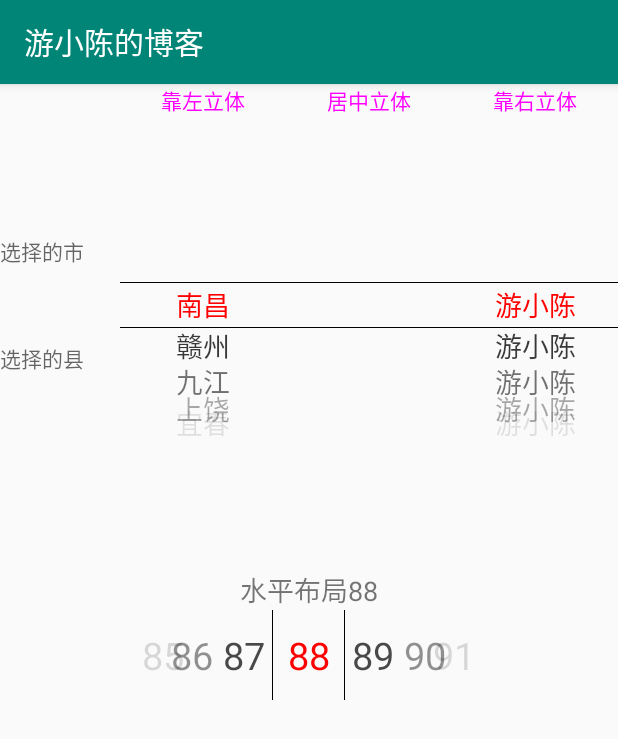
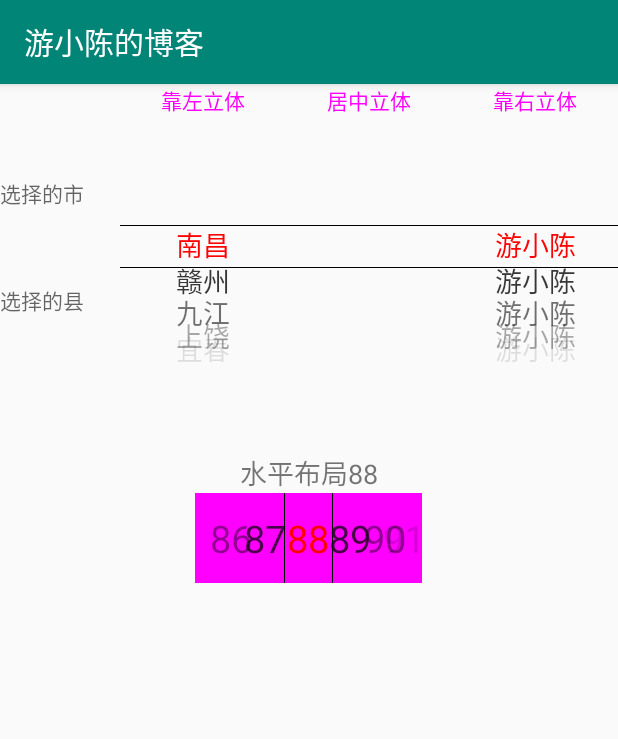
Before and after one commit to youxiaochen/WheelView3dx, an Android app: the screen it shows after launch (MainActivity), on a phone screen of 412 x 824 dp. Shown: the top 739 px of the screen. Run offline under Robolectric (Android 15) with nearby library versions, the phone set to English and light mode, and no system bars.

Commit message:
优化WheelView因旋转导致的界面过多空白区域

```diff
--- a/app/src/main/java/chen/you/wheelviewtest/MainActivity.java
+++ b/app/src/main/java/chen/you/wheelviewtest/MainActivity.java
@@ -1,9 +1,10 @@
 package chen.you.wheelviewtest;
 
 import androidx.appcompat.app.AppCompatActivity;
-import chen.you.adapter.WheelView;
+import chen.you.wheel.WheelView;
 
 import android.os.Bundle;
+import android.widget.ListView;
 import android.widget.TextView;
 
 import java.util.ArrayList;
@@ -36,6 +37,7 @@ public class MainActivity extends AppCompatActivity {
         tv_city = findViewById(R.id.tv_city);
         tv_county = findViewById(R.id.tv_county);
         tv_number = findViewById(R.id.tv_number);
+
 
         /* 市滑轮控件 */
 
--- a/app/src/main/res/layout/activity_main.xml
+++ b/app/src/main/res/layout/activity_main.xml
@@ -61,37 +61,36 @@
 
         </LinearLayout>
 
-
-        <chen.you.adapter.WheelView
+        <chen.you.wheel.WheelView
             android:id="@+id/wv_city"
             android:layout_width="0dp"
             android:layout_weight="1"
             android:layout_height="wrap_content"
             app:wheelItemCount="4"
-            app:wheelItemSize="28dp"
-            app:wheelDividerSize="30dp"
+            app:wheelItemSize="25dp"
+            app:wheelDividerSize="28dp"
             app:wheelGravity="left"
             app:wheelTextSize="18sp"/>
 
-        <chen.you.adapter.WheelView
+        <chen.you.wheel.WheelView
             android:id="@+id/wv_county"
             android:layout_width="0dp"
             android:layout_weight="1"
             android:layout_height="wrap_content"
             app:wheelItemCount="4"
-            app:wheelItemSize="28dp"
-            app:wheelDividerSize="30dp"
+            app:wheelItemSize="25dp"
+            app:wheelDividerSize="28dp"
             app:wheelGravity="center"
             app:wheelTextSize="18sp"/>
 
-        <chen.you.adapter.WheelView
+        <chen.you.wheel.WheelView
             android:id="@+id/wv_name"
             android:layout_width="0dp"
             android:layout_weight="1"
             android:layout_height="wrap_content"
             app:wheelItemCount="4"
-            app:wheelItemSize="28dp"
-            app:wheelDividerSize="30dp"
+            app:wheelItemSize="25dp"
+            app:wheelDividerSize="28dp"
             app:wheelGravity="right"
             app:wheelTextSize="18sp"/>
 
@@ -105,14 +104,15 @@
         android:textSize="18sp"
         android:text="水平布局88"/>
 
-    <chen.you.adapter.WheelView
+    <chen.you.wheel.WheelView
         android:id="@+id/wv_number"
         android:layout_width="wrap_content"
         android:layout_height="60dp"
         android:layout_gravity="center_horizontal"
+        android:background="#ff00ff"
         app:wheelItemCount="3"
-        app:wheelItemSize="45dp"
-        app:wheelDividerSize="48dp"
+        app:wheelItemSize="30dp"
+        app:wheelDividerSize="32dp"
         app:wheelOrientation="horizontal"
         app:wheelTextSize="25sp"/>
 
--- a/build.gradle
+++ b/build.gradle
@@ -7,7 +7,7 @@ buildscript {
 
     }
     dependencies {
-        classpath 'com.android.tools.build:gradle:3.5.3'
+        classpath 'com.android.tools.build:gradle:4.0.1'
         classpath 'com.github.dcendents:android-maven-gradle-plugin:2.1'
 
         // NOTE: Do not place your application dependencies here; they belong
--- a/wheelview/src/main/AndroidManifest.xml
+++ b/wheelview/src/main/AndroidManifest.xml
@@ -1,2 +1,2 @@
 <manifest xmlns:android="http://schemas.android.com/apk/res/android"
-    package="chen.you.adapter" />
+    package="chen.you.wheel" />
--- a/wheelview/src/main/java/chen/you/adapter/SimpleWheelDecoration.java
+++ b/wheelview/src/main/java/chen/you/wheel/SimpleWheelDecoration.java
@@ -1,4 +1,4 @@
-package chen.you.adapter;
+package chen.you.wheel;
 
 import android.graphics.Canvas;
 import android.graphics.Paint;
@@ -27,8 +27,9 @@ class SimpleWheelDecoration extends WheelDecoration {
 
     private final WheelViewAdapter adapter;
 
-    SimpleWheelDecoration(WheelViewAdapter adapter, int gravity, int textColor, int textColorCenter, float textSize, int dividerColor, int dividerSize) {
-        super(adapter.itemCount, adapter.itemSize, gravity);
+    SimpleWheelDecoration(WheelViewAdapter adapter, int itemCount, float itemDegree, int gravity,
+                          int textColor, int textColorCenter, float textSize, int dividerColor, int dividerSize) {
+        super(itemCount, itemDegree, adapter.itemSize, gravity);
         this.textColor = textColor;
         this.textColorCenter = textColorCenter;
         this.dividerSize = dividerSize;
--- a/wheelview/src/main/java/chen/you/adapter/WheelDecoration.java
+++ b/wheelview/src/main/java/chen/you/wheel/WheelDecoration.java
@@ -1,4 +1,4 @@
-package chen.you.adapter;
+package chen.you.wheel;
 
 import android.graphics.Camera;
 import android.graphics.Canvas;
@@ -22,7 +22,7 @@ abstract class WheelDecoration extends RecyclerView.ItemDecoration {
     static final int GRAVITY_CENTER = 2;
     static final int GRAVITY_RIGHT = 3;
     /**
-     * 此参数影响左右旋转对齐时的效果,系数越大,越明显,自己体会......(0-1之间)
+     * 此参数影响左右旋转对齐时的效果,系数越大,越明显(0-1之间)
      */
     static final float DEF_SCALE = 0.75F;
     /**
@@ -30,9 +30,9 @@ abstract class WheelDecoration extends RecyclerView.ItemDecoration {
      */
     public static final int IDLE_POSITION = -1;
     /**
-     * 显示的item数量
+     * 实际调试显示的itemCount, 由于旋转后的高度比实际高度小,因此对实际显示的高度调整数量
      */
-    final int itemCount;
+    final int showItemCount;
     /**
      * 每个item大小,  垂直布局时为item的高度, 水平布局时为item的宽度
      */
@@ -43,7 +43,7 @@ abstract class WheelDecoration extends RecyclerView.ItemDecoration {
      */
     final float itemDegree;
     /**
-     * 滑动轴的半径
+     * 滑动轴的半径,旋转的偏移需要通过此参数和itemDegree来计算
      */
     final float wheelRadio;
     /**
@@ -64,11 +64,11 @@ abstract class WheelDecoration extends RecyclerView.ItemDecoration {
 
     int centerItemPosition = IDLE_POSITION;
 
-    WheelDecoration(int itemCount, int itemSize, int gravity) {
-        this.itemCount = itemCount;
+    WheelDecoration(int showItemCount, float itemDegree, int itemSize, int gravity) {
+        this.showItemCount = showItemCount;
         this.itemSize = itemSize;
         this.halfItemHeight = itemSize / 2.0f;
-        this.itemDegree = 180.f / (itemCount * 2 + 1);
+        this.itemDegree = itemDegree;
         this.gravity = gravity;
         wheelRadio = (float) WheelUtils.radianToRadio(itemSize, itemDegree);
 
@@ -88,15 +88,17 @@ abstract class WheelDecoration extends RecyclerView.ItemDecoration {
         int endPosition = llm.findLastVisibleItemPosition();
         hasCenterItem = false;
         for (int itemPosition = startPosition; itemPosition <= endPosition; itemPosition++) {
-            if (itemPosition < itemCount) continue;//itemCount为空白项,不考虑
-            if (itemPosition >= llm.getItemCount() - itemCount) break;//超过列表的也是空白项
             //Log.i("you", "onDraw currentItem... " + itemPosition);
             View itemView = llm.findViewByPosition(itemPosition);
+            if (itemView == null) continue;
+            int adapterPostion = parent.getChildAdapterPosition(itemView);
+            if (adapterPostion < showItemCount) continue;//itemCount为空白项,不考虑
+            if (adapterPostion >= llm.getItemCount() - showItemCount) break;//超过列表的也是空白项
             Rect itemRect = new Rect(itemView.getLeft(), itemView.getTop(), itemView.getRight(), itemView.getBottom());
             if (isVertical) {//垂直布局, 还需要靠对齐方式
-                drawVerticalItem(c, itemRect, itemPosition, translateX(parentRect), parentRect.exactCenterY());
+                drawVerticalItem(c, itemRect, adapterPostion, translateX(parentRect), parentRect.exactCenterY());
             } else {//水平布局
-                drawHorizontalItem(c, itemRect, itemPosition, parentRect.exactCenterX(), parentRect.exactCenterY());
+                drawHorizontalItem(c, itemRect, adapterPostion, parentRect.exactCenterX(), parentRect.exactCenterY());
             }
         }
         drawDivider(c, parentRect, isVertical);
@@ -126,7 +128,7 @@ abstract class WheelDecoration extends RecyclerView.ItemDecoration {
      * @param parentCenterY RecyclerView的中心Y点
      */
     void drawVerticalItem(Canvas c, Rect rect, int position, float translateX, float parentCenterY) {
-        int realPosition = position - itemCount;//数据中的实际位置
+        int realPosition = position - showItemCount;//数据中的实际位置
         float itemCenterY = rect.exactCenterY();
         float scrollOffY = itemCenterY - parentCenterY;
         float rotateDegreeX = scrollOffY * itemDegree / itemSize;//垂直布局时要以X轴为中心旋转
@@ -173,7 +175,7 @@ abstract class WheelDecoration extends RecyclerView.ItemDecoration {
      * @param parentCenterY RecyclerView的中心Y点
      */
     void drawHorizontalItem(Canvas c, Rect rect, int position, float parentCenterX, float parentCenterY) {
-        int realPosition = position - itemCount;
+        int realPosition = position - showItemCount;
         float itemCenterX = rect.exactCenterX();
         float scrollOffX = itemCenterX - parentCenterX;
         float rotateDegreeY = scrollOffX * itemDegree / itemSize;//垂直布局时要以Y轴为中心旋转
--- a/wheelview/src/main/java/chen/you/adapter/WheelItemClickListener.java
+++ b/wheelview/src/main/java/chen/you/wheel/WheelItemClickListener.java
@@ -1,4 +1,4 @@
-package chen.you.adapter;
+package chen.you.wheel;
 
 import android.content.Context;
 import android.view.GestureDetector;
--- a/wheelview/src/main/java/chen/you/adapter/WheelUtils.java
+++ b/wheelview/src/main/java/chen/you/wheel/WheelUtils.java
@@ -1,7 +1,9 @@
-package chen.you.adapter;
+package chen.you.wheel;
 
+import android.graphics.PointF;
 import android.view.View;
 import android.view.ViewGroup;
+import android.widget.FrameLayout;
 
 /**
  * Created by you on 2019/9/25.
@@ -12,6 +14,24 @@ final class WheelUtils {
 
     private WheelUtils() {}
 
+    static int sss(int itemSize) {
+        return 0;
+    }
+
+    /**
+     * 通过三角一边和弧度计算出半径大小
+     * @param itemSize
+     * @param degree
+     * @return
+     */
+    static PointF triangleDegree(int itemSize, float degree) {
+        double radians = Math.toRadians(degree / 2.0f);
+        float sizeLength = itemSize / 2.f;
+        float height = (float) (sizeLength / Math.tan(radians));
+        float radius = (float) (sizeLength / Math.sin(radians));
+        return new PointF(height, radius);
+    }
+
     /**
      * 根据item的大小(弧的长度),和item对应的旋转角度,计算出滑轮轴的半径
      * @param radian
@@ -19,7 +39,7 @@ final class WheelUtils {
      * @return
      */
     static double radianToRadio(int radian, float degree) {
-        return radian * 180d / (degree * Math.PI);
+        return (radian / 2.f) / Math.tan(Math.toRadians(degree / 2.f));
     }
 
     /**
@@ -31,11 +51,11 @@ final class WheelUtils {
      * @param size
      * @return
      */
-    static ViewGroup.LayoutParams createLayoutParams(int orientation, int size) {
+    static FrameLayout.LayoutParams createLayoutParams(int orientation, int size) {
         if (orientation == WheelView.WHEEL_VERTICAL) {
-            return new ViewGroup.LayoutParams(ViewGroup.LayoutParams.MATCH_PARENT, size);
+            return new FrameLayout.LayoutParams(ViewGroup.LayoutParams.MATCH_PARENT, size);
         } else {
-            return new ViewGroup.LayoutParams(size, ViewGroup.LayoutParams.MATCH_PARENT);
+            return new FrameLayout.LayoutParams(size, ViewGroup.LayoutParams.MATCH_PARENT);
         }
     }
 
--- a/wheelview/src/main/java/chen/you/adapter/WheelView.java
+++ b/wheelview/src/main/java/chen/you/wheel/WheelView.java
@@ -1,4 +1,4 @@
-package chen.you.adapter;
+package chen.you.wheel;
 
 import android.content.Context;
 import android.content.res.TypedArray;
@@ -119,17 +119,27 @@ public class WheelView extends FrameLayout {
     private void initRecyclerView(Context context) {
         mRecyclerView = new RecyclerView(context);
         mRecyclerView.setOverScrollMode(OVER_SCROLL_NEVER);
-        int totolItemSize = (itemCount * 2 + 1) * itemSize;
         layoutManager = new LinearLayoutManager(context);
-        layoutManager.setOrientation(orientation == WHEEL_VERTICAL ?
-                LinearLayoutManager.VERTICAL : LinearLayoutManager.HORIZONTAL);
+        layoutManager.setOrientation(orientation == WHEEL_VERTICAL ? LinearLayoutManager.VERTICAL : LinearLayoutManager.HORIZONTAL);
         mRecyclerView.setLayoutManager(layoutManager);
         //让滑动结束时都能定到中心位置
         new LinearSnapHelper().attachToRecyclerView(mRecyclerView);
-        this.addView(mRecyclerView, WheelUtils.createLayoutParams(orientation, totolItemSize));
-
-        wheelAdapter = new WheelViewAdapter(orientation, itemSize, itemCount);
-        wheelDecoration = new SimpleWheelDecoration(wheelAdapter, gravity, textColor, textColorCenter, textSize, dividerColor, dividerSize);
+        //通过计算,在item3个或者以上的时候,旋转后的WheelView高度会比实际高度小一个item的大小
+        //计算方式可以详见博客中的原理图,计算出三角形的腰长即为半径
+        //item在6个或者以上时,旋转后的高度会相差大于2, 因此3-5个时的效果最好,不会留过多的空白区域
+        //此时防止WheelView旋转后的空白区域过多,可以适当修改大小, 适配器中头和尾添加的itemCount - 1
+        boolean isGreaterThan = itemCount > 2;
+        int showItemCount = isGreaterThan ? itemCount - 1 : itemCount;
+        int totalItemSize = (showItemCount * 2 + 1) * itemSize;
+        if (isGreaterThan) {
+            //RecyclerView高度或者水平时的宽度添加2个像素是为了在减掉显示的一个item时,
+            // 超出RecyclerView显示区域刚好可以再显示头部一个和尾部一个item
+            totalItemSize += 2;
+        }
+        float itemDegree = 180.f / (itemCount * 2 + 1);
+        super.addView(mRecyclerView, WheelUtils.createLayoutParams(orientation, totalItemSize));
+        wheelAdapter = new WheelViewAdapter(orientation, itemSize, showItemCount);
+        wheelDecoration = new SimpleWheelDecoration(wheelAdapter, showItemCount, itemDegree, gravity, textColor, textColorCenter, textSize, dividerColor, dividerSize);
         mRecyclerView.addItemDecoration(wheelDecoration);
         mRecyclerView.addOnScrollListener(new RecyclerView.OnScrollListener() {
             @Override
--- a/wheelview/src/main/java/chen/you/adapter/WheelViewAdapter.java
+++ b/wheelview/src/main/java/chen/you/wheel/WheelViewAdapter.java
@@ -1,4 +1,4 @@
-package chen.you.adapter;
+package chen.you.wheel;
 
 import android.view.View;
 import android.view.ViewGroup;
@@ -21,21 +21,16 @@ class WheelViewAdapter extends RecyclerView.Adapter<WheelViewHolder> {
      */
     final int itemSize;
     /**
-     * wheelview 滑动时上或下的空白数量
+     * wheelview 滑动时上和下空白总数量
      */
-    final int itemCount;
-    /**
-     * wheelview 滑动时上或下空白总数量
-     */
-    private final int totalItemCount;
+    private final int totalShowItemCount;
 
     WheelView.WheelAdapter adapter;
 
-    WheelViewAdapter(int orientation, int itemSize, int itemCount) {
+    WheelViewAdapter(int orientation, int itemSize, int showItemCount) {
         this.orientation = orientation;
         this.itemSize = itemSize;
-        this.itemCount = itemCount;
-        this.totalItemCount = itemCount * 2;
+        this.totalShowItemCount = showItemCount * 2;
     }
 
     @Override
@@ -44,7 +39,7 @@ class WheelViewAdapter extends RecyclerView.Adapter<WheelViewHolder> {
 
     @Override
     public int getItemCount() {
-        return totalItemCount + (adapter == null ? 0 : adapter.getItemCount());
+        return totalShowItemCount + (adapter == null ? 0 : adapter.getItemCount());
     }
 
     @Override
--- a/wheelview/src/main/java/chen/you/adapter/WheelViewHolder.java
+++ b/wheelview/src/main/java/chen/you/wheel/WheelViewHolder.java
@@ -1,4 +1,4 @@
-package chen.you.adapter;
+package chen.you.wheel;
 
 import android.view.View;
 
```
Also changed, not shown: app/src/main/res/layout/act_test.xml (added, +35 -0 lines), 4 other files.
